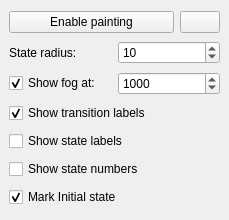
This is tools/ltsgraph/glwidget.ui in gijskant/mcrl2-pmc as Qt 5 draws it before an edit. The edited form follows.
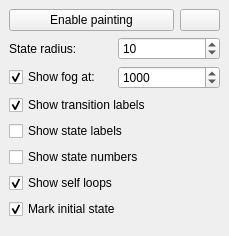
This is the edited form.

Commit message: (LTSGraph) Added option to hide self-loops.

Diff of the .ui file:
```diff
--- a/tools/ltsgraph/glwidget.ui
+++ b/tools/ltsgraph/glwidget.ui
@@ -7,7 +7,7 @@
     <x>0</x>
     <y>0</y>
     <width>229</width>
-    <height>220</height>
+    <height>236</height>
    </rect>
   </property>
   <property name="font">
@@ -138,10 +138,20 @@
       </property>
      </widget>
     </item>
+    <item>
+     <widget class="QCheckBox" name="cbSelfLoops">
+      <property name="text">
+       <string>Show self loops</string>
+      </property>
+      <property name="checked">
+       <bool>true</bool>
+      </property>
+     </widget>
+    </item>
     <item>
      <widget class="QCheckBox" name="cbInitial">
       <property name="text">
-       <string>Mark Initial state</string>
+       <string>Mark initial state</string>
       </property>
       <property name="checked">
        <bool>true</bool>
```
The commit also changes 4 other files.
